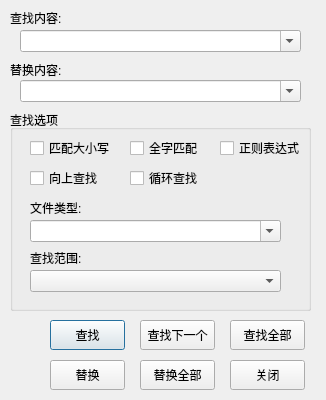
Above: ui/findreplace.ui from ixlang/XStudio before the change. Below: the same form after it.
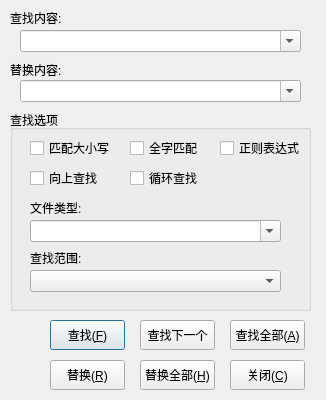
That is the form after the change.

```diff
--- a/ui/findreplace.ui
+++ b/ui/findreplace.ui
@@ -64,7 +64,7 @@
     </rect>
    </property>
    <property name="text">
-    <string>查找</string>
+    <string>查找(&amp;F)</string>
    </property>
   </widget>
   <widget class="QPushButton" name="benFindall">
@@ -77,7 +77,7 @@
     </rect>
    </property>
    <property name="text">
-    <string>查找全部</string>
+    <string>查找全部(&amp;A)</string>
    </property>
   </widget>
   <widget class="QPushButton" name="btnFindAgain">
@@ -103,7 +103,7 @@
     </rect>
    </property>
    <property name="text">
-    <string>替换</string>
+    <string>替换(&amp;R)</string>
    </property>
   </widget>
   <widget class="QPushButton" name="btnReplaceAll">
@@ -116,7 +116,7 @@
     </rect>
    </property>
    <property name="text">
-    <string>替换全部</string>
+    <string>替换全部(&amp;H)</string>
    </property>
   </widget>
   <widget class="QPushButton" name="btnClose">
@@ -129,7 +129,7 @@
     </rect>
    </property>
    <property name="text">
-    <string>关闭</string>
+    <string>关闭(&amp;C)</string>
    </property>
   </widget>
   <widget class="QComboBox" name="combFind">
```
